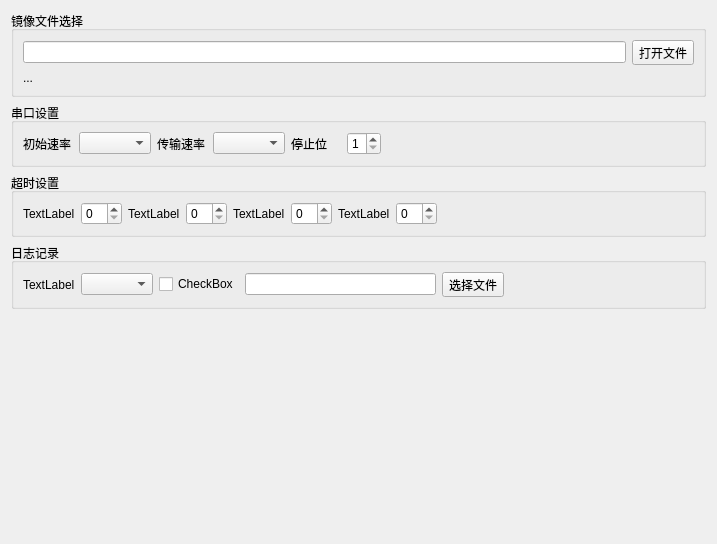
kendryte/BurningTool, file gui/src/widgets/SettingsWindow.ui: the form before one commit.
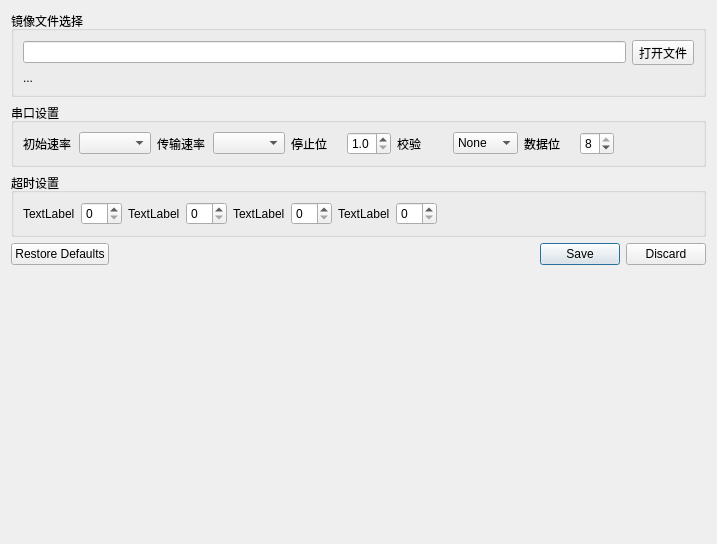
The form after the commit.

What changed in the file:
```diff
--- a/gui/src/widgets/SettingsWindow.ui
+++ b/gui/src/widgets/SettingsWindow.ui
@@ -117,18 +117,107 @@
        </widget>
       </item>
       <item>
-       <widget class="QSpinBox" name="inputStopBits">
+       <widget class="QDoubleSpinBox" name="inputStopBits">
         <property name="sizePolicy">
          <sizepolicy hsizetype="Fixed" vsizetype="Fixed">
           <horstretch>0</horstretch>
           <verstretch>0</verstretch>
          </sizepolicy>
         </property>
-        <property name="minimum">
+        <property name="correctionMode">
+         <enum>QAbstractSpinBox::CorrectToNearestValue</enum>
+        </property>
+        <property name="decimals">
          <number>1</number>
         </property>
+        <property name="minimum">
+         <double>1.000000000000000</double>
+        </property>
         <property name="maximum">
-         <number>3</number>
+         <double>2.000000000000000</double>
+        </property>
+        <property name="singleStep">
+         <double>0.500000000000000</double>
+        </property>
+       </widget>
+      </item>
+      <item>
+       <widget class="QLabel" name="label_2">
+        <property name="sizePolicy">
+         <sizepolicy hsizetype="Fixed" vsizetype="Preferred">
+          <horstretch>0</horstretch>
+          <verstretch>0</verstretch>
+         </sizepolicy>
+        </property>
+        <property name="minimumSize">
+         <size>
+          <width>50</width>
+          <height>0</height>
+         </size>
+        </property>
+        <property name="text">
+         <string>校验</string>
+        </property>
+       </widget>
+      </item>
+      <item>
+       <widget class="QComboBox" name="inputParity">
+        <item>
+         <property name="text">
+          <string>None</string>
+         </property>
+        </item>
+        <item>
+         <property name="text">
+          <string>Even</string>
+         </property>
+        </item>
+        <item>
+         <property name="text">
+          <string>Odd</string>
+         </property>
+        </item>
+        <item>
+         <property name="text">
+          <string>Mark</string>
+         </property>
+        </item>
+        <item>
+         <property name="text">
+          <string>Space</string>
+         </property>
+        </item>
+       </widget>
+      </item>
+      <item>
+       <widget class="QLabel" name="label_9">
+        <property name="sizePolicy">
+         <sizepolicy hsizetype="Fixed" vsizetype="Preferred">
+          <horstretch>0</horstretch>
+          <verstretch>0</verstretch>
+         </sizepolicy>
+        </property>
+        <property name="minimumSize">
+         <size>
+          <width>50</width>
+          <height>0</height>
+         </size>
+        </property>
+        <property name="text">
+         <string>数据位</string>
+        </property>
+       </widget>
+      </item>
+      <item>
+       <widget class="QSpinBox" name="inputByteSize">
+        <property name="minimum">
+         <number>5</number>
+        </property>
+        <property name="maximum">
+         <number>8</number>
+        </property>
+        <property name="value">
+         <number>8</number>
         </property>
        </widget>
       </item>
@@ -211,52 +300,16 @@
     </widget>
    </item>
    <item>
-    <widget class="QGroupBox" name="l_logs">
-     <property name="title">
-      <string>日志记录</string>
+    <widget class="QDialogButtonBox" name="actionBar">
+     <property name="orientation">
+      <enum>Qt::Horizontal</enum>
      </property>
-     <layout class="QGridLayout" name="_2">
-      <item row="0" column="3">
-       <widget class="QLineEdit" name="inputLogFilePath"/>
-      </item>
-      <item row="0" column="1">
-       <widget class="QComboBox" name="inputLogLevel"/>
-      </item>
-      <item row="0" column="4">
-       <widget class="QToolButton" name="btnOpenLog">
-        <property name="text">
-         <string>选择文件</string>
-        </property>
-       </widget>
-      </item>
-      <item row="0" column="0">
-       <widget class="QLabel" name="label_9">
-        <property name="text">
-         <string>TextLabel</string>
-        </property>
-       </widget>
-      </item>
-      <item row="0" column="2">
-       <widget class="QCheckBox" name="inputLogFileEnable">
-        <property name="text">
-         <string>CheckBox</string>
-        </property>
-       </widget>
-      </item>
-      <item row="0" column="5">
-       <spacer name="horizontalSpacer_8">
-        <property name="orientation">
-         <enum>Qt::Horizontal</enum>
-        </property>
-        <property name="sizeHint" stdset="0">
-         <size>
-          <width>40</width>
-          <height>20</height>
-         </size>
-        </property>
-       </spacer>
-      </item>
-     </layout>
+     <property name="standardButtons">
+      <set>QDialogButtonBox::Discard|QDialogButtonBox::RestoreDefaults|QDialogButtonBox::Save</set>
+     </property>
+     <property name="centerButtons">
+      <bool>false</bool>
+     </property>
     </widget>
    </item>
    <item>
```
Left out of the diff: 100 changed lines with no effect on the pictures.
